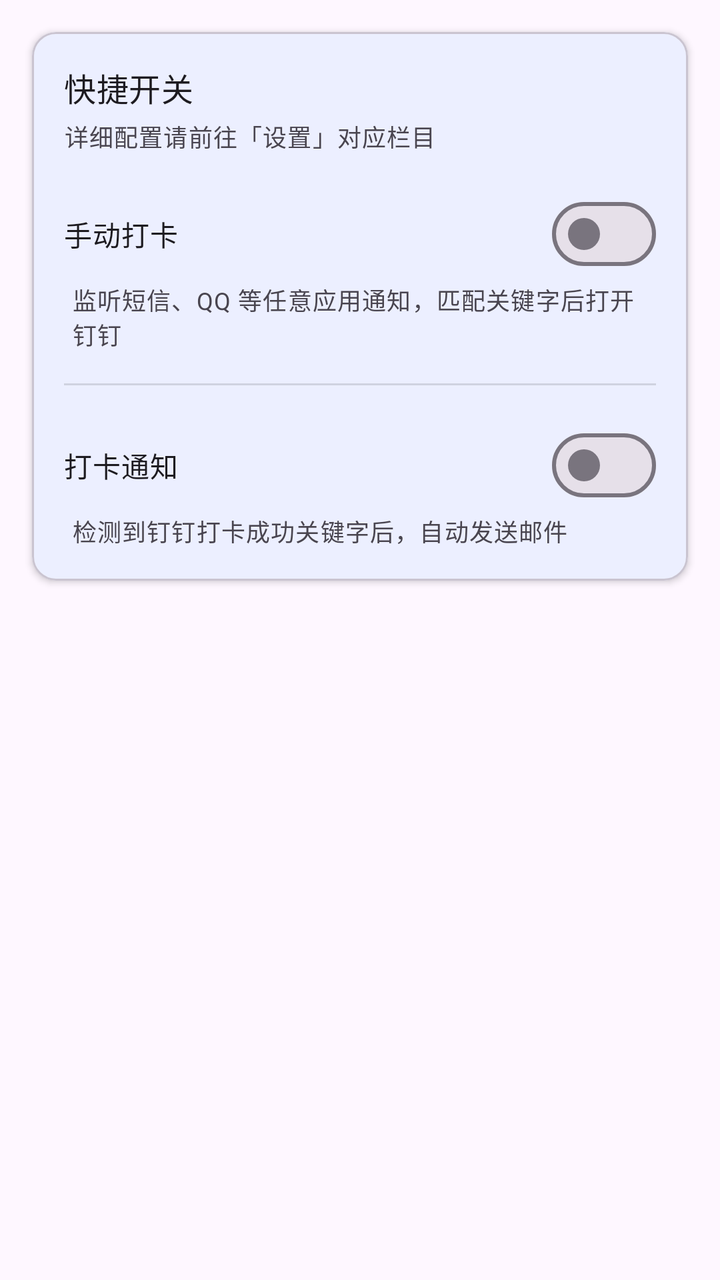
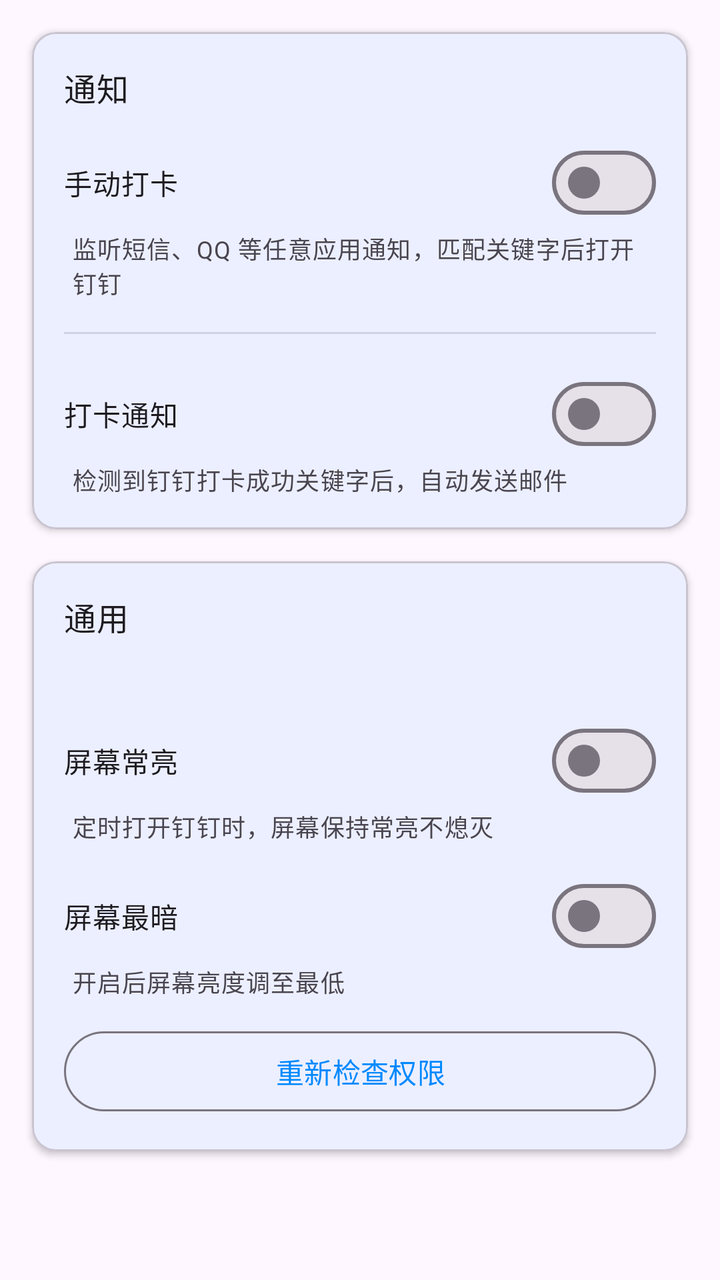

Before-and-after screenshots of an Android layout around one commit, followed by the original layout XML and the change that was made.
<!-- AndroidManifest.xml: application theme Theme.DDTask -->
<!-- res/layout/fragment_notifications.xml -->
<?xml version="1.0" encoding="utf-8"?>
<ScrollView
    xmlns:android="http://schemas.android.com/apk/res/android"
    xmlns:app="http://schemas.android.com/apk/res-auto"
    android:layout_width="match_parent"
    android:layout_height="match_parent"
    android:fillViewport="true">

    <LinearLayout
        android:layout_width="match_parent"
        android:layout_height="wrap_content"
        android:orientation="vertical"
        android:paddingBottom="24dp">

        <com.google.android.material.card.MaterialCardView
            android:layout_width="match_parent"
            android:layout_height="wrap_content"
            android:layout_margin="16dp"
            app:cardElevation="2dp">

            <LinearLayout
                android:layout_width="match_parent"
                android:layout_height="wrap_content"
                android:orientation="vertical"
                android:padding="16dp">

                <TextView
                    android:layout_width="wrap_content"
                    android:layout_height="wrap_content"
                    android:text="@string/notifications_tab_title"
                    android:textAppearance="?attr/textAppearanceTitleMedium" />

                <TextView
                    android:layout_width="wrap_content"
                    android:layout_height="wrap_content"
                    android:layout_marginTop="4dp"
                    android:text="@string/notifications_tab_desc"
                    android:textAppearance="?attr/textAppearanceBodySmall"
                    android:textColor="?android:attr/textColorSecondary" />

                <com.google.android.material.materialswitch.MaterialSwitch
                    android:id="@+id/switch_auto_open_dingtalk"
                    android:layout_width="match_parent"
                    android:layout_height="wrap_content"
                    android:layout_marginTop="16dp"
                    android:text="@string/auto_open_dingtalk_enabled" />

                <TextView
                    android:layout_width="wrap_content"
                    android:layout_height="wrap_content"
                    android:layout_marginStart="4dp"
                    android:text="@string/auto_open_dingtalk_enabled_desc"
                    android:textAppearance="?attr/textAppearanceBodySmall"
                    android:textColor="?android:attr/textColorSecondary" />

                <TextView
                    android:id="@+id/tv_last_open"
                    android:layout_width="match_parent"
                    android:layout_height="wrap_content"
                    android:layout_marginTop="8dp"
                    android:textAppearance="?attr/textAppearanceBodySmall"
                    android:textColor="?android:attr/textColorSecondary"
                    android:visibility="gone" />

                <View
                    android:layout_width="match_parent"
                    android:layout_height="1dp"
                    android:layout_marginVertical="16dp"
                    android:background="?android:attr/listDivider" />

                <com.google.android.material.materialswitch.MaterialSwitch
                    android:id="@+id/switch_email_notify"
                    android:layout_width="match_parent"
                    android:layout_height="wrap_content"
                    android:text="@string/email_notify_enabled" />

                <TextView
                    android:layout_width="wrap_content"
                    android:layout_height="wrap_content"
                    android:layout_marginStart="4dp"
                    android:text="@string/email_notify_enabled_desc"
                    android:textAppearance="?attr/textAppearanceBodySmall"
                    android:textColor="?android:attr/textColorSecondary" />

                <TextView
                    android:id="@+id/tv_last_sent"
                    android:layout_width="match_parent"
                    android:layout_height="wrap_content"
                    android:layout_marginTop="8dp"
                    android:textAppearance="?attr/textAppearanceBodySmall"
                    android:textColor="?android:attr/textColorSecondary"
                    android:visibility="gone" />

            </LinearLayout>

        </com.google.android.material.card.MaterialCardView>

    </LinearLayout>

</ScrollView>
<!-- resources referenced by this layout -->
<resources>
  <string name="auto_open_dingtalk_enabled">手动打卡</string>
  <string name="auto_open_dingtalk_enabled_desc">监听短信、QQ 等任意应用通知，匹配关键字后打开钉钉</string>
  <string name="email_notify_enabled">打卡通知</string>
  <string name="email_notify_enabled_desc">检测到钉钉打卡成功关键字后，自动发送邮件</string>
  <string name="notifications_tab_desc">详细配置请前往「设置」对应栏目</string>
  <string name="notifications_tab_title">快捷开关</string>
  <style name="Theme.DDTask" parent="Theme.Material3.Light.NoActionBar">
          <item name="colorPrimary">@color/primary</item>
          <item name="colorPrimaryDark">@color/primary_dark</item>
          <item name="colorSecondary">@color/secondary</item>
      </style>
  <color name="primary">#0089FF</color>
  <color name="primary_dark">#0066CC</color>
  <color name="secondary">#FF6B35</color>
</resources>

<!-- the commit's change to res/layout/fragment_notifications.xml (unified diff, before → after) -->
@@ -30,19 +30,11 @@
                     android:text="@string/notifications_tab_title"
                     android:textAppearance="?attr/textAppearanceTitleMedium" />
 
-                <TextView
-                    android:layout_width="wrap_content"
-                    android:layout_height="wrap_content"
-                    android:layout_marginTop="4dp"
-                    android:text="@string/notifications_tab_desc"
-                    android:textAppearance="?attr/textAppearanceBodySmall"
-                    android:textColor="?android:attr/textColorSecondary" />
-
                 <com.google.android.material.materialswitch.MaterialSwitch
                     android:id="@+id/switch_auto_open_dingtalk"
                     android:layout_width="match_parent"
                     android:layout_height="wrap_content"
-                    android:layout_marginTop="16dp"
+                    android:layout_marginTop="12dp"
                     android:text="@string/auto_open_dingtalk_enabled" />
 
                 <TextView
@@ -95,6 +87,73 @@
 
         </com.google.android.material.card.MaterialCardView>
 
+        <com.google.android.material.card.MaterialCardView
+            android:layout_width="match_parent"
+            android:layout_height="wrap_content"
+            android:layout_marginHorizontal="16dp"
+            app:cardElevation="2dp">
+
+            <LinearLayout
+                android:layout_width="match_parent"
+                android:layout_height="wrap_content"
+                android:orientation="vertical"
+                android:padding="16dp">
+
+                <TextView
+                    android:layout_width="wrap_content"
+                    android:layout_height="wrap_content"
+                    android:text="@string/settings_general_title"
+                    android:textAppearance="?attr/textAppearanceTitleMedium" />
+
+                <TextView
+                    android:id="@+id/status_dingtalk"
+                    android:layout_width="wrap_content"
+                    android:layout_height="wrap_content"
+                    android:layout_marginTop="8dp"
+                    android:textAppearance="?attr/textAppearanceBodySmall" />
+
+                <com.google.android.material.materialswitch.MaterialSwitch
+                    android:id="@+id/switch_keep_screen_on"
+                    android:layout_width="match_parent"
+                    android:layout_height="wrap_content"
+                    android:layout_marginTop="12dp"
+                    android:text="@string/keep_screen_on" />
+
+                <TextView
+                    android:layout_width="wrap_content"
+                    android:layout_height="wrap_content"
+                    android:layout_marginStart="4dp"
+                    android:text="@string/keep_screen_on_desc"
+                    android:textAppearance="?attr/textAppearanceBodySmall"
+                    android:textColor="?android:attr/textColorSecondary" />
+
+                <com.google.android.material.materialswitch.MaterialSwitch
+                    android:id="@+id/switch_dim_screen"
+                    android:layout_width="match_parent"
+                    android:layout_height="wrap_content"
+                    android:layout_marginTop="12dp"
+                    android:text="@string/dim_screen" />
+
+                <TextView
+                    android:layout_width="wrap_content"
+                    android:layout_height="wrap_content"
+                    android:layout_marginStart="4dp"
+                    android:text="@string/dim_screen_desc"
+                    android:textAppearance="?attr/textAppearanceBodySmall"
+                    android:textColor="?android:attr/textColorSecondary" />
+
+                <com.google.android.material.button.MaterialButton
+                    android:id="@+id/btn_recheck_permissions"
+                    style="@style/Widget.Material3.Button.OutlinedButton"
+                    android:layout_width="match_parent"
+                    android:layout_height="wrap_content"
+                    android:layout_marginTop="12dp"
+                    android:text="@string/permission_setup_recheck" />
+
+            </LinearLayout>
+
+        </com.google.android.material.card.MaterialCardView>
+
     </LinearLayout>
 
 </ScrollView>
<!-- resource entries referenced after the edit -->
@@ -2,10 +2,15 @@
 <resources>
   <string name="auto_open_dingtalk_enabled">手动打卡</string>
   <string name="auto_open_dingtalk_enabled_desc">监听短信、QQ 等任意应用通知，匹配关键字后打开钉钉</string>
+  <string name="dim_screen">屏幕最暗</string>
+  <string name="dim_screen_desc">开启后屏幕亮度调至最低</string>
   <string name="email_notify_enabled">打卡通知</string>
   <string name="email_notify_enabled_desc">检测到钉钉打卡成功关键字后，自动发送邮件</string>
-  <string name="notifications_tab_desc">详细配置请前往「设置」对应栏目</string>
-  <string name="notifications_tab_title">快捷开关</string>
+  <string name="keep_screen_on">屏幕常亮</string>
+  <string name="keep_screen_on_desc">定时打开钉钉时，屏幕保持常亮不熄灭</string>
+  <string name="notifications_tab_title">通知</string>
+  <string name="permission_setup_recheck">重新检查权限</string>
+  <string name="settings_general_title">通用</string>
   <style name="Theme.DDTask" parent="Theme.Material3.Light.NoActionBar">
           <item name="colorPrimary">@color/primary</item>
           <item name="colorPrimaryDark">@color/primary_dark</item>
